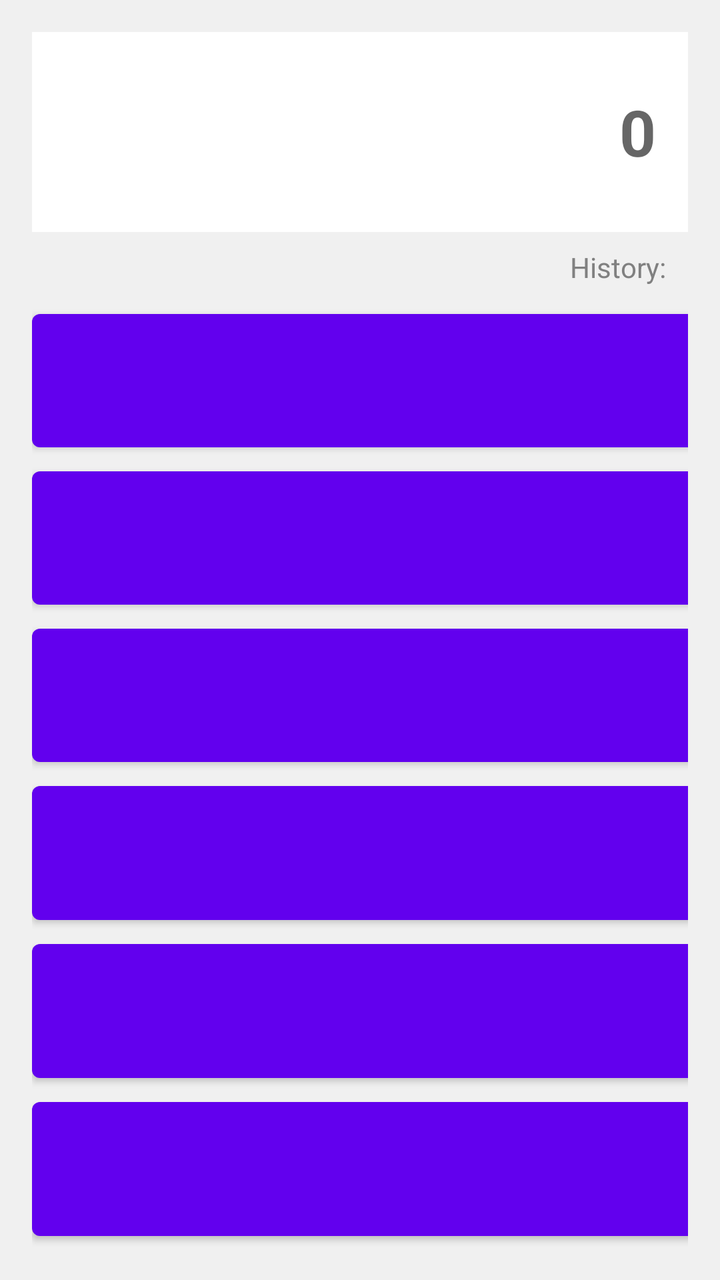
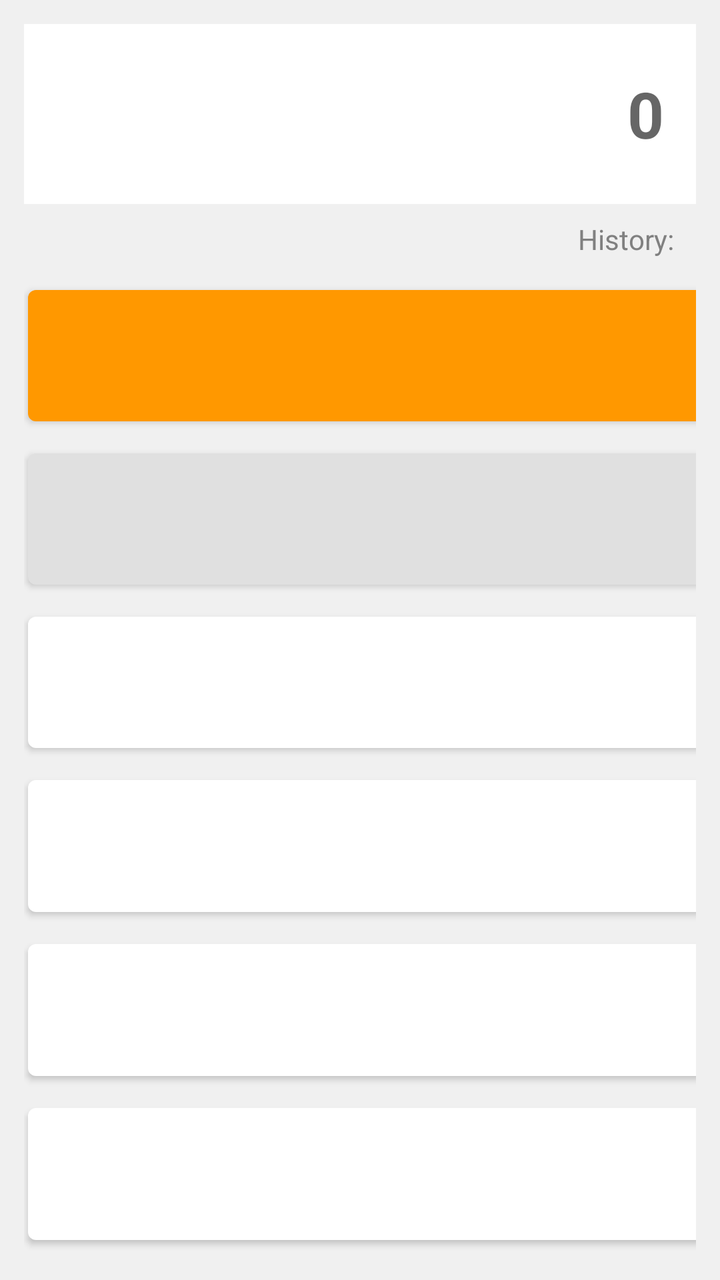

Screens rendered from an Android XML layout before and after an edit, with the pre-edit source and the edit as a unified diff.
<!-- AndroidManifest.xml: application theme Theme.CalcPro -->
<!-- res/layout/activity_main.xml -->
<?xml version="1.0" encoding="utf-8"?>
<LinearLayout xmlns:android="http://schemas.android.com/apk/res/android"
    android:layout_width="match_parent"
    android:layout_height="match_parent"
    android:orientation="vertical"
    android:padding="16dp"
    android:background="@color/light_gray">

    
    <EditText
        android:id="@+id/tvDisplay"
        android:layout_width="match_parent"
        android:layout_height="100dp"
        android:background="@color/white"
        android:gravity="end|center_vertical"
        android:padding="16dp"
        android:textSize="32sp"
        android:textStyle="bold"
        android:focusable="false"
        android:hint="0"
        android:textColor="@color/black" />

    
    <TextView
        android:id="@+id/tvHistory"
        android:layout_width="match_parent"
        android:layout_height="wrap_content"
        android:gravity="end"
        android:padding="8dp"
        android:textColor="@color/gray"
        android:textSize="14sp"
        android:text="History: " />

    
    <GridLayout
        android:layout_width="match_parent"
        android:layout_height="0dp"
        android:layout_weight="1"
        android:columnCount="4"
        android:rowCount="6"
        android:alignmentMode="alignMargins">

        
        <Button android:id="@+id/btnClear" android:text="C" android:layout_columnWeight="1" android:layout_rowWeight="1"/>
        <Button android:id="@+id/btnCopy" android:text="Copy" android:layout_columnWeight="1" android:layout_rowWeight="1"/>
        <Button android:id="@+id/btnPaste" android:text="Paste" android:layout_columnWeight="1" android:layout_rowWeight="1"/>
        <Button android:id="@+id/btnDiv" android:text="/" android:layout_columnWeight="1" android:layout_rowWeight="1"/>

        
        <Button android:id="@+id/btnSin" android:text="sin" android:layout_columnWeight="1" android:layout_rowWeight="1"/>
        <Button android:id="@+id/btnCos" android:text="cos" android:layout_columnWeight="1" android:layout_rowWeight="1"/>
        <Button android:id="@+id/btnTan" android:text="tan" android:layout_columnWeight="1" android:layout_rowWeight="1"/>
        <Button android:id="@+id/btnMul" android:text="*" android:layout_columnWeight="1" android:layout_rowWeight="1"/>

        
        <Button android:id="@+id/btn7" android:text="7" android:layout_columnWeight="1" android:layout_rowWeight="1"/>
        <Button android:id="@+id/btn8" android:text="8" android:layout_columnWeight="1" android:layout_rowWeight="1"/>
        <Button android:id="@+id/btn9" android:text="9" android:layout_columnWeight="1" android:layout_rowWeight="1"/>
        <Button android:id="@+id/btnSub" android:text="-" android:layout_columnWeight="1" android:layout_rowWeight="1"/>

        
        <Button android:id="@+id/btn4" android:text="4" android:layout_columnWeight="1" android:layout_rowWeight="1"/>
        <Button android:id="@+id/btn5" android:text="5" android:layout_columnWeight="1" android:layout_rowWeight="1"/>
        <Button android:id="@+id/btn6" android:text="6" android:layout_columnWeight="1" android:layout_rowWeight="1"/>
        <Button android:id="@+id/btnAdd" android:text="+" android:layout_columnWeight="1" android:layout_rowWeight="1"/>

        
        <Button android:id="@+id/btn1" android:text="1" android:layout_columnWeight="1" android:layout_rowWeight="1"/>
        <Button android:id="@+id/btn2" android:text="2" android:layout_columnWeight="1" android:layout_rowWeight="1"/>
        <Button android:id="@+id/btn3" android:text="3" android:layout_columnWeight="1" android:layout_rowWeight="1"/>
        <Button android:id="@+id/btnSqrt" android:text="√" android:layout_columnWeight="1" android:layout_rowWeight="1"/>

        
        <Button android:id="@+id/btn0" android:text="0" android:layout_columnWeight="1" android:layout_rowWeight="1"/>
        <Button android:id="@+id/btnPercent" android:text="%" android:layout_columnWeight="1" android:layout_rowWeight="1"/>
        <Button android:id="@+id/btnLog" android:text="log" android:layout_columnWeight="1" android:layout_rowWeight="1"/>
        <Button android:id="@+id/btnEqual" android:text="=" android:layout_columnWeight="1" android:layout_rowWeight="1"/>

    </GridLayout>

</LinearLayout>
<!-- resources referenced by this layout -->
<resources>
  <color name="black">#FF000000</color>
  <color name="gray">#808080</color>
  <color name="light_gray">#F0F0F0</color>
  <color name="white">#FFFFFFFF</color>
  <style name="Theme.CalcPro" parent="Theme.MaterialComponents.DayNight.DarkActionBar">
          <item name="colorPrimary">@color/purple_500</item>
          <item name="colorPrimaryVariant">@color/purple_700</item>
          <item name="colorOnPrimary">@color/white</item>
          <item name="colorSecondary">@color/teal_200</item>
          <item name="colorSecondaryVariant">@color/teal_700</item>
          <item name="colorOnSecondary">@color/black</item>
      </style>
  <color name="purple_500">#6200EE</color>
  <color name="purple_700">#3700B3</color>
  <color name="teal_200">#03DAC5</color>
  <color name="teal_700">#018786</color>
</resources>

<!-- the commit's change to res/layout/activity_main.xml (unified diff, before → after) -->
@@ -1,16 +1,17 @@
 <?xml version="1.0" encoding="utf-8"?>
 <LinearLayout xmlns:android="http://schemas.android.com/apk/res/android"
+    xmlns:app="http://schemas.android.com/apk/res-auto"
     android:layout_width="match_parent"
     android:layout_height="match_parent"
     android:orientation="vertical"
-    android:padding="16dp"
+    android:padding="12dp"
     android:background="@color/light_gray">
 
     
     <EditText
         android:id="@+id/tvDisplay"
         android:layout_width="match_parent"
-        android:layout_height="100dp"
+        android:layout_height="90dp"
         android:background="@color/white"
         android:gravity="end|center_vertical"
         android:padding="16dp"
@@ -37,44 +38,43 @@
         android:layout_height="0dp"
         android:layout_weight="1"
         android:columnCount="4"
-        android:rowCount="6"
-        android:alignmentMode="alignMargins">
+        android:rowCount="6">
 
         
-        <Button android:id="@+id/btnClear" android:text="C" android:layout_columnWeight="1" android:layout_rowWeight="1"/>
-        <Button android:id="@+id/btnCopy" android:text="Copy" android:layout_columnWeight="1" android:layout_rowWeight="1"/>
-        <Button android:id="@+id/btnPaste" android:text="Paste" android:layout_columnWeight="1" android:layout_rowWeight="1"/>
-        <Button android:id="@+id/btnDiv" android:text="/" android:layout_columnWeight="1" android:layout_rowWeight="1"/>
+        <com.google.android.material.button.MaterialButton android:id="@+id/btnClear" android:text="C" android:textColor="@color/white" app:backgroundTint="@color/orange" android:layout_margin="2dp" android:layout_columnWeight="1" android:layout_rowWeight="1"/>
+        <com.google.android.material.button.MaterialButton android:id="@+id/btnCopy" android:text="Copy" android:textColor="@color/black" app:backgroundTint="@color/btn_bg" android:layout_margin="2dp" android:layout_columnWeight="1" android:layout_rowWeight="1"/>
+        <com.google.android.material.button.MaterialButton android:id="@+id/btnPaste" android:text="Paste" android:textColor="@color/black" app:backgroundTint="@color/btn_bg" android:layout_margin="2dp" android:layout_columnWeight="1" android:layout_rowWeight="1"/>
+        <com.google.android.material.button.MaterialButton android:id="@+id/btnDiv" android:text="/" android:textColor="@color/white" app:backgroundTint="@color/purple_500" android:layout_margin="2dp" android:layout_columnWeight="1" android:layout_rowWeight="1"/>
 
         
-        <Button android:id="@+id/btnSin" android:text="sin" android:layout_columnWeight="1" android:layout_rowWeight="1"/>
-        <Button android:id="@+id/btnCos" android:text="cos" android:layout_columnWeight="1" android:layout_rowWeight="1"/>
-        <Button android:id="@+id/btnTan" android:text="tan" android:layout_columnWeight="1" android:layout_rowWeight="1"/>
-        <Button android:id="@+id/btnMul" android:text="*" android:layout_columnWeight="1" android:layout_rowWeight="1"/>
+        <com.google.android.material.button.MaterialButton android:id="@+id/btnSin" android:text="sin" android:textColor="@color/black" app:backgroundTint="@color/btn_bg" android:layout_margin="2dp" android:layout_columnWeight="1" android:layout_rowWeight="1"/>
+        <com.google.android.material.button.MaterialButton android:id="@+id/btnCos" android:text="cos" android:textColor="@color/black" app:backgroundTint="@color/btn_bg" android:layout_margin="2dp" android:layout_columnWeight="1" android:layout_rowWeight="1"/>
+        <com.google.android.material.button.MaterialButton android:id="@+id/btnTan" android:text="tan" android:textColor="@color/black" app:backgroundTint="@color/btn_bg" android:layout_margin="2dp" android:layout_columnWeight="1" android:layout_rowWeight="1"/>
+        <com.google.android.material.button.MaterialButton android:id="@+id/btnMul" android:text="*" android:textColor="@color/white" app:backgroundTint="@color/purple_500" android:layout_margin="2dp" android:layout_columnWeight="1" android:layout_rowWeight="1"/>
 
         
-        <Button android:id="@+id/btn7" android:text="7" android:layout_columnWeight="1" android:layout_rowWeight="1"/>
-        <Button android:id="@+id/btn8" android:text="8" android:layout_columnWeight="1" android:layout_rowWeight="1"/>
-        <Button android:id="@+id/btn9" android:text="9" android:layout_columnWeight="1" android:layout_rowWeight="1"/>
-        <Button android:id="@+id/btnSub" android:text="-" android:layout_columnWeight="1" android:layout_rowWeight="1"/>
+        <com.google.android.material.button.MaterialButton android:id="@+id/btn7" android:text="7" android:textColor="@color/black" app:backgroundTint="@color/white" android:layout_margin="2dp" android:layout_columnWeight="1" android:layout_rowWeight="1"/>
+        <com.google.android.material.button.MaterialButton android:id="@+id/btn8" android:text="8" android:textColor="@color/black" app:backgroundTint="@color/white" android:layout_margin="2dp" android:layout_columnWeight="1" android:layout_rowWeight="1"/>
+        <com.google.android.material.button.MaterialButton android:id="@+id/btn9" android:text="9" android:textColor="@color/black" app:backgroundTint="@color/white" android:layout_margin="2dp" android:layout_columnWeight="1" android:layout_rowWeight="1"/>
+        <com.google.android.material.button.MaterialButton android:id="@+id/btnSub" android:text="-" android:textColor="@color/white" app:backgroundTint="@color/purple_500" android:layout_margin="2dp" android:layout_columnWeight="1" android:layout_rowWeight="1"/>
 
         
-        <Button android:id="@+id/btn4" android:text="4" android:layout_columnWeight="1" android:layout_rowWeight="1"/>
-        <Button android:id="@+id/btn5" android:text="5" android:layout_columnWeight="1" android:layout_rowWeight="1"/>
-        <Button android:id="@+id/btn6" android:text="6" android:layout_columnWeight="1" android:layout_rowWeight="1"/>
-        <Button android:id="@+id/btnAdd" android:text="+" android:layout_columnWeight="1" android:layout_rowWeight="1"/>
+        <com.google.android.material.button.MaterialButton android:id="@+id/btn4" android:text="4" android:textColor="@color/black" app:backgroundTint="@color/white" android:layout_margin="2dp" android:layout_columnWeight="1" android:layout_rowWeight="1"/>
+        <com.google.android.material.button.MaterialButton android:id="@+id/btn5" android:text="5" android:textColor="@color/black" app:backgroundTint="@color/white" android:layout_margin="2dp" android:layout_columnWeight="1" android:layout_rowWeight="1"/>
+        <com.google.android.material.button.MaterialButton android:id="@+id/btn6" android:text="6" android:textColor="@color/black" app:backgroundTint="@color/white" android:layout_margin="2dp" android:layout_columnWeight="1" android:layout_rowWeight="1"/>
+        <com.google.android.material.button.MaterialButton android:id="@+id/btnAdd" android:text="+" android:textColor="@color/white" app:backgroundTint="@color/purple_500" android:layout_margin="2dp" android:layout_columnWeight="1" android:layout_rowWeight="1"/>
 
         
-        <Button android:id="@+id/btn1" android:text="1" android:layout_columnWeight="1" android:layout_rowWeight="1"/>
-        <Button android:id="@+id/btn2" android:text="2" android:layout_columnWeight="1" android:layout_rowWeight="1"/>
-        <Button android:id="@+id/btn3" android:text="3" android:layout_columnWeight="1" android:layout_rowWeight="1"/>
-        <Button android:id="@+id/btnSqrt" android:text="√" android:layout_columnWeight="1" android:layout_rowWeight="1"/>
+        <com.google.android.material.button.MaterialButton android:id="@+id/btn1" android:text="1" android:textColor="@color/black" app:backgroundTint="@color/white" android:layout_margin="2dp" android:layout_columnWeight="1" android:layout_rowWeight="1"/>
+        <com.google.android.material.button.MaterialButton android:id="@+id/btn2" android:text="2" android:textColor="@color/black" app:backgroundTint="@color/white" android:layout_margin="2dp" android:layout_columnWeight="1" android:layout_rowWeight="1"/>
+        <com.google.android.material.button.MaterialButton android:id="@+id/btn3" android:text="3" android:textColor="@color/black" app:backgroundTint="@color/white" android:layout_margin="2dp" android:layout_columnWeight="1" android:layout_rowWeight="1"/>
+        <com.google.android.material.button.MaterialButton android:id="@+id/btnSqrt" android:text="√" android:textColor="@color/black" app:backgroundTint="@color/btn_bg" android:layout_margin="2dp" android:layout_columnWeight="1" android:layout_rowWeight="1"/>
 
         
-        <Button android:id="@+id/btn0" android:text="0" android:layout_columnWeight="1" android:layout_rowWeight="1"/>
-        <Button android:id="@+id/btnPercent" android:text="%" android:layout_columnWeight="1" android:layout_rowWeight="1"/>
-        <Button android:id="@+id/btnLog" android:text="log" android:layout_columnWeight="1" android:layout_rowWeight="1"/>
-        <Button android:id="@+id/btnEqual" android:text="=" android:layout_columnWeight="1" android:layout_rowWeight="1"/>
+        <com.google.android.material.button.MaterialButton android:id="@+id/btn0" android:text="0" android:textColor="@color/black" app:backgroundTint="@color/white" android:layout_margin="2dp" android:layout_columnWeight="1" android:layout_rowWeight="1"/>
+        <com.google.android.material.button.MaterialButton android:id="@+id/btnPercent" android:text="%" android:textColor="@color/black" app:backgroundTint="@color/btn_bg" android:layout_margin="2dp" android:layout_columnWeight="1" android:layout_rowWeight="1"/>
+        <com.google.android.material.button.MaterialButton android:id="@+id/btnLog" android:text="log" android:textColor="@color/black" app:backgroundTint="@color/btn_bg" android:layout_margin="2dp" android:layout_columnWeight="1" android:layout_rowWeight="1"/>
+        <com.google.android.material.button.MaterialButton android:id="@+id/btnEqual" android:text="=" android:textColor="@color/white" app:backgroundTint="@color/purple_700" android:layout_margin="2dp" android:layout_columnWeight="1" android:layout_rowWeight="1"/>
 
     </GridLayout>
 
<!-- resource entries referenced after the edit -->
@@ -1,8 +1,10 @@
 <!-- resources referenced by this layout -->
 <resources>
   <color name="black">#FF000000</color>
+  <color name="btn_bg">#E0E0E0</color>
   <color name="gray">#808080</color>
   <color name="light_gray">#F0F0F0</color>
+  <color name="orange">#FF9800</color>
   <color name="white">#FFFFFFFF</color>
   <style name="Theme.CalcPro" parent="Theme.MaterialComponents.DayNight.DarkActionBar">
           <item name="colorPrimary">@color/purple_500</item>
